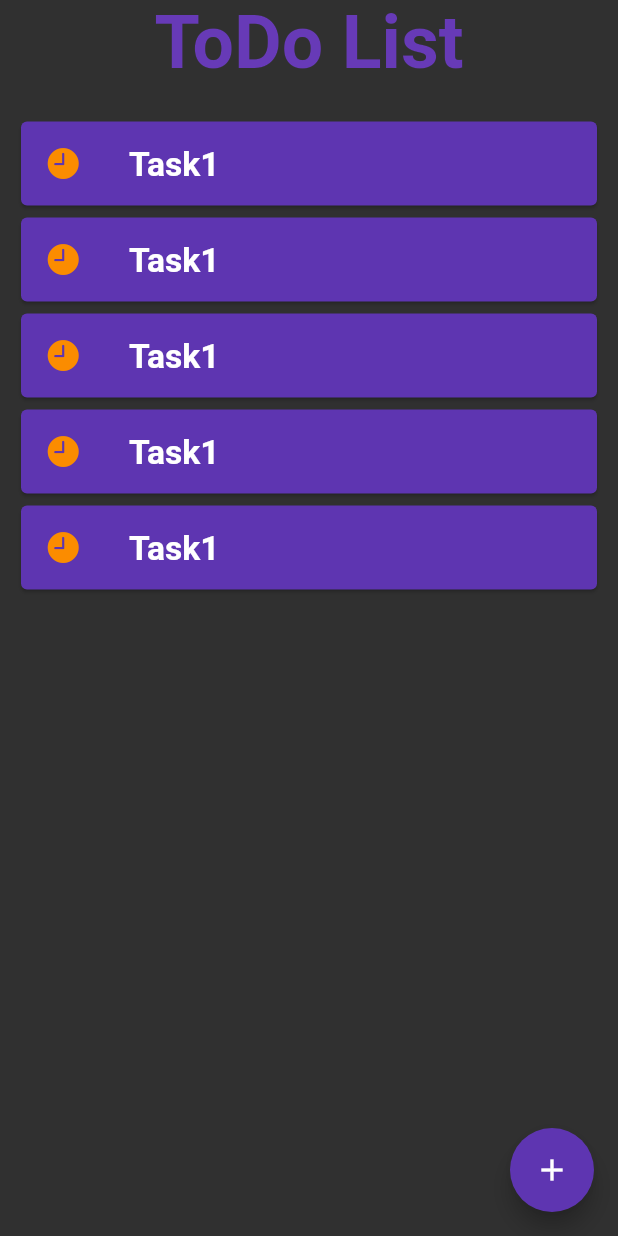
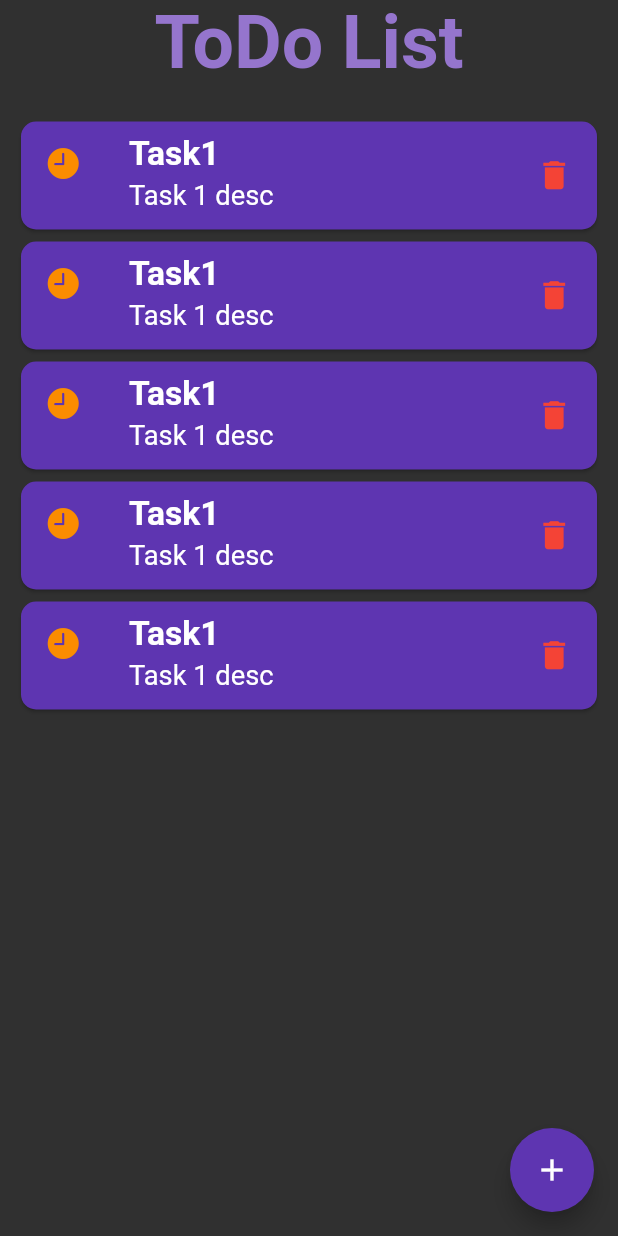
Before and after one commit to vinayak5002/ToDo-flutter, a Flutter app: the screen it shows after launch, on a phone screen of 412 x 824 dp. Run offline on Flutter 3.47's test engine with Material 2 defaults, Android fonts, the phone set to English and light mode, and no system bars.

```diff
--- a/lib/Pages/taskPage.dart
+++ b/lib/Pages/taskPage.dart
@@ -2,8 +2,29 @@ import 'package:flutter/material.dart';
 import 'package:todo_flutter/Pages/addTask.dart';
 import 'package:todo_flutter/Widgets/Task.dart';
 
-class TaskPage extends StatelessWidget {
-  const TaskPage({ Key? key }) : super(key: key);
+class TaskPage extends StatefulWidget {
+  TaskPage({ Key? key }) : super(key: key);
+
+  @override
+  _TaskPageState createState() => _TaskPageState();
+}
+
+class _TaskPageState extends State<TaskPage> {
+  void deleteTask( Task remove ){
+    print("In delete task");
+    setState(() {
+      taskList.remove(remove);
+    });
+    print(taskList);
+  }
+
+  late List<Task> taskList = [
+    Task(title: "Task1", desc: "Task 1 desc", onDelete: deleteTask),
+    Task(title: "Task1", desc: "Task 1 desc", onDelete: deleteTask),
+    Task(title: "Task1", desc: "Task 1 desc", onDelete: deleteTask),
+    Task(title: "Task1", desc: "Task 1 desc", onDelete: deleteTask),
+    Task(title: "Task1", desc: "Task 1 desc", onDelete: deleteTask),
+  ];
 
   @override
   Widget build(BuildContext context) {
@@ -19,7 +40,7 @@ class TaskPage extends StatelessWidget {
             Center(
               child: Text(
                 "ToDo List",
-                style: TextStyle(color: Colors.deepPurple, fontWeight: FontWeight.bold),
+                style: TextStyle(color: Colors.deepPurple[300], fontWeight: FontWeight.bold),
                 textScaleFactor: 3.5,
               ),
             ),
@@ -32,13 +53,7 @@ class TaskPage extends StatelessWidget {
               child: Padding(
                 padding: const EdgeInsets.fromLTRB(10, 0, 10, 0),
                 child: ListView(
-                  children:[
-                    Task(title: "Task1"),
-                    Task(title: "Task1"),
-                    Task(title: "Task1"),
-                    Task(title: "Task1"),
-                    Task(title: "Task1"),
-                  ]
+                  children:taskList,
                 ),
               ),
             )
--- a/lib/Widgets/Task.dart
+++ b/lib/Widgets/Task.dart
@@ -2,8 +2,15 @@ import 'package:flutter/cupertino.dart';
 import 'package:flutter/material.dart';
 
 class Task extends StatefulWidget {
+  const Task({ Key? key, required this.title, required this.desc, required this.onDelete }) : super(key: key);
+
   final String title;
-  const Task({ Key? key, required this.title }) : super(key: key);
+  final String desc;
+  final Function onDelete;
+
+  void DeleteThis(){
+    onDelete( this );
+  }
 
   @override
   _TaskState createState() => _TaskState();
@@ -17,11 +24,14 @@ class _TaskState extends State<Task> {
   Widget build(BuildContext context) {
     return Card(
       color: Colors.deepPurple[600],
+
+      shape: RoundedRectangleBorder(
+        borderRadius: BorderRadius.circular(10)
+      ),
+
       child: ListTile(
 
-
         leading: done ? Icon(Icons.done, color: Colors.green[700],size: 35,)  : Icon(CupertinoIcons.clock_fill, color: Colors.orange[600],),
-
 
         title: InkWell(
           onTap: (){
@@ -46,6 +56,23 @@ class _TaskState extends State<Task> {
             ),
           ),
         ),
+
+        subtitle: Padding(
+          padding: const EdgeInsets.fromLTRB(0, 5, 0, 0),
+          child: Text(
+            widget.desc,
+            style: TextStyle(color: Colors.white),
+            textScaleFactor: 1.3,
+          ),
+        ),
+
+        trailing: GestureDetector(
+          onTap: () {
+            widget.DeleteThis();
+          },
+
+          child: Icon(Icons.delete, color: Colors.red, size: 25,)
+        ),
       )
     );
   }
```
